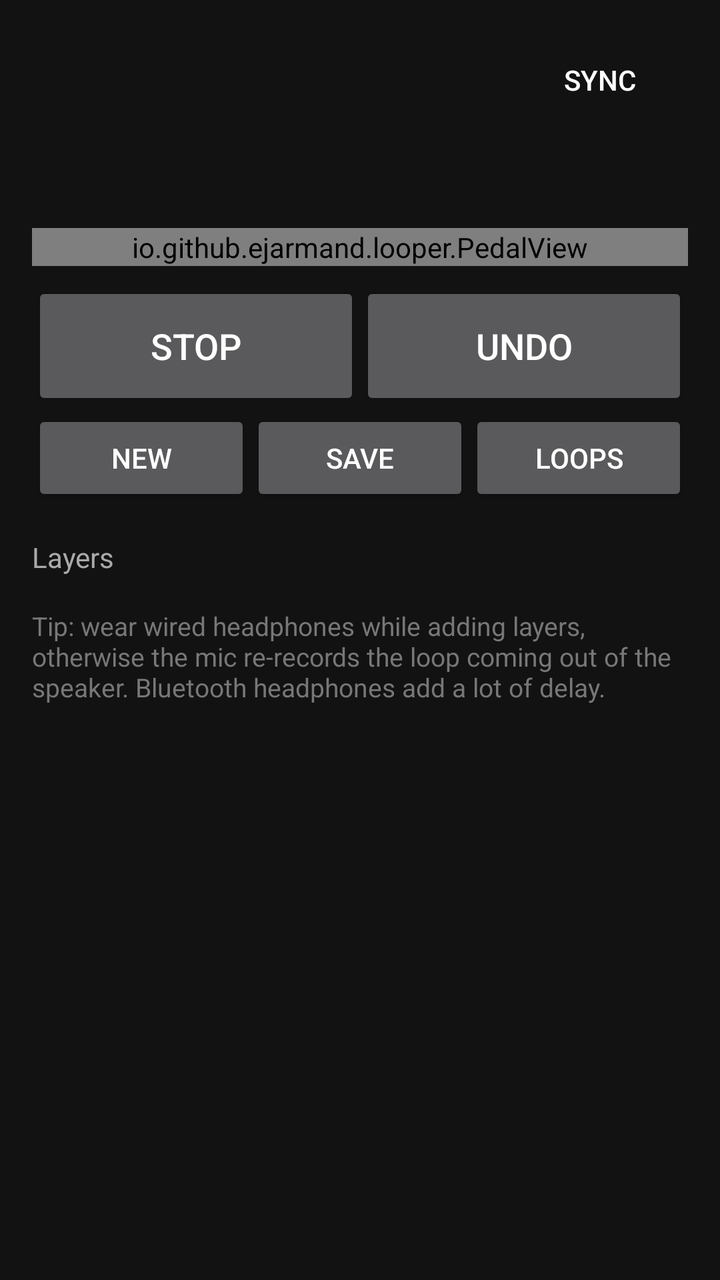
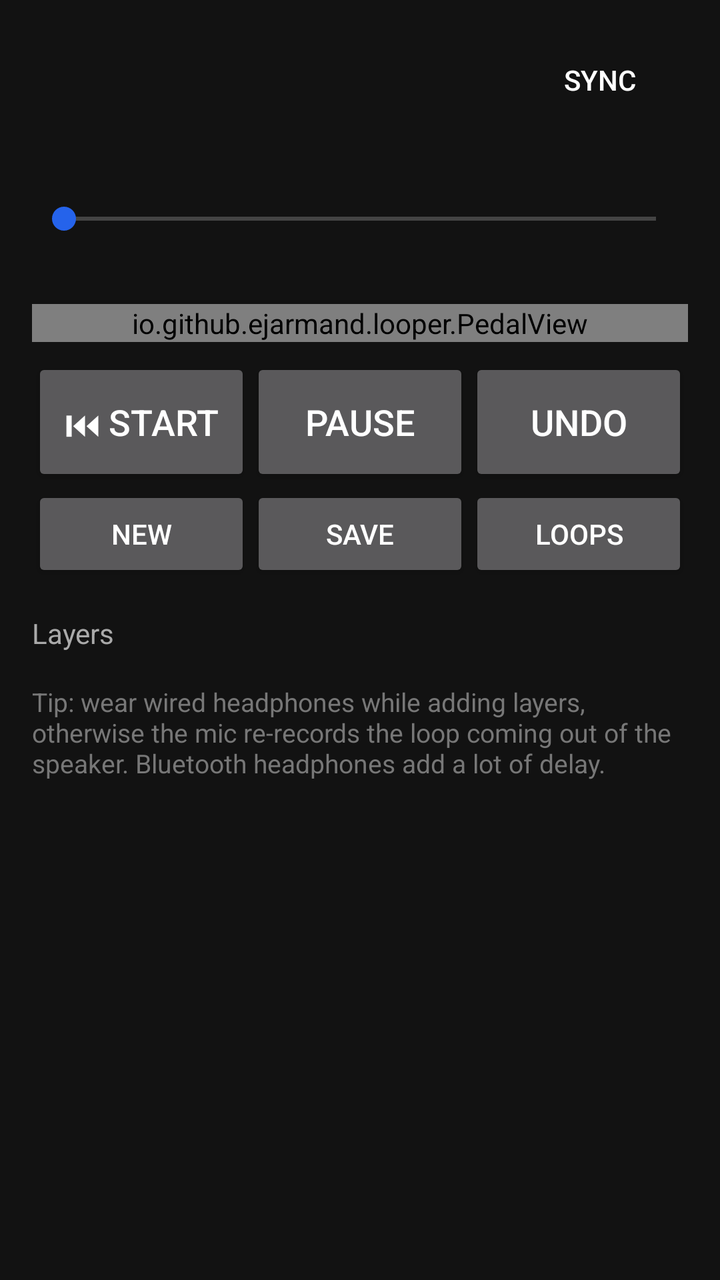

Compare the two renders of this Android layout. The source of the first and the diff that turns it into the second are given below.
<!-- AndroidManifest.xml: application theme AppTheme -->
<!-- res/layout/activity_main.xml -->
<?xml version="1.0" encoding="utf-8"?>
<ScrollView xmlns:android="http://schemas.android.com/apk/res/android"
    android:id="@+id/root"
    android:layout_width="match_parent"
    android:layout_height="match_parent"
    android:clipToPadding="false"
    android:fillViewport="true">

    <LinearLayout
        android:layout_width="match_parent"
        android:layout_height="wrap_content"
        android:orientation="vertical"
        android:padding="16dp">

        <LinearLayout
            android:layout_width="match_parent"
            android:layout_height="wrap_content"
            android:gravity="center_vertical"
            android:orientation="horizontal">

            <TextView
                android:id="@+id/loop_name"
                android:layout_width="0dp"
                android:layout_height="wrap_content"
                android:layout_weight="1"
                android:ellipsize="end"
                android:maxLines="1"
                android:textColor="#FFFFFF"
                android:textSize="20sp" />

            <Button
                android:id="@+id/sync"
                style="?android:attr/borderlessButtonStyle"
                android:layout_width="wrap_content"
                android:layout_height="wrap_content"
                android:text="@string/sync" />
        </LinearLayout>

        <TextView
            android:id="@+id/time"
            android:layout_width="match_parent"
            android:layout_height="wrap_content"
            android:fontFamily="monospace"
            android:gravity="center"
            android:textColor="#AAAAAA"
            android:textSize="18sp" />

        <TextView
            android:id="@+id/diagnostics"
            android:layout_width="match_parent"
            android:layout_height="wrap_content"
            android:gravity="center"
            android:textColor="#FF5252"
            android:textSize="13sp" />

        <io.github.ejarmand.looper.PedalView
            android:id="@+id/pedal"
            android:layout_width="match_parent"
            android:layout_height="wrap_content"
            android:layout_marginTop="8dp"
            android:layout_marginBottom="8dp" />

        <LinearLayout
            android:layout_width="match_parent"
            android:layout_height="wrap_content"
            android:orientation="horizontal">

            <Button
                android:id="@+id/stop"
                android:layout_width="0dp"
                android:layout_height="64dp"
                android:layout_weight="1"
                android:text="@string/stop"
                android:textSize="18sp" />

            <Button
                android:id="@+id/undo"
                android:layout_width="0dp"
                android:layout_height="64dp"
                android:layout_weight="1"
                android:text="@string/undo"
                android:textSize="18sp" />
        </LinearLayout>

        <LinearLayout
            android:layout_width="match_parent"
            android:layout_height="wrap_content"
            android:orientation="horizontal">

            <Button
                android:id="@+id/new_loop"
                android:layout_width="0dp"
                android:layout_height="wrap_content"
                android:layout_weight="1"
                android:text="@string/new_loop" />

            <Button
                android:id="@+id/save"
                android:layout_width="0dp"
                android:layout_height="wrap_content"
                android:layout_weight="1"
                android:text="@string/save" />

            <Button
                android:id="@+id/loops"
                android:layout_width="0dp"
                android:layout_height="wrap_content"
                android:layout_weight="1"
                android:text="@string/loops" />
        </LinearLayout>

        <TextView
            android:layout_width="wrap_content"
            android:layout_height="wrap_content"
            android:layout_marginTop="16dp"
            android:text="@string/layers"
            android:textColor="#AAAAAA"
            android:textSize="14sp" />

        <LinearLayout
            android:id="@+id/layers"
            android:layout_width="match_parent"
            android:layout_height="wrap_content"
            android:orientation="vertical" />

        <TextView
            android:layout_width="match_parent"
            android:layout_height="wrap_content"
            android:layout_marginTop="16dp"
            android:text="@string/headphones_tip"
            android:textColor="#777777"
            android:textSize="13sp" />

        <TextView
            android:id="@+id/version"
            android:layout_width="match_parent"
            android:layout_height="wrap_content"
            android:layout_marginTop="8dp"
            android:textColor="#555555"
            android:textSize="12sp" />
    </LinearLayout>
</ScrollView>
<!-- resources referenced by this layout -->
<resources>
  <string name="headphones_tip">Tip: wear wired headphones while adding layers, otherwise the mic re-records the loop coming out of the speaker. Bluetooth headphones add a lot of delay.</string>
  <string name="layers">Layers</string>
  <string name="loops">Loops</string>
  <string name="new_loop">New</string>
  <string name="save">Save</string>
  <string name="stop">Stop</string>
  <string name="sync">Sync</string>
  <string name="undo">Undo</string>
  <style name="AppTheme" parent="android:Theme.Material.NoActionBar">
          <item name="android:colorAccent">@color/accent</item>
          <item name="android:colorPrimary">@color/background</item>
          <item name="android:windowBackground">@color/background</item>
          <item name="android:statusBarColor">@color/background</item>
          <item name="android:navigationBarColor">@color/background</item>
      </style>
  <color name="accent">#2563EB</color>
  <color name="background">#121212</color>
</resources>

<!-- the commit's change to res/layout/activity_main.xml (unified diff, before → after) -->
@@ -45,6 +45,14 @@
             android:textColor="#AAAAAA"
             android:textSize="18sp" />
 
+        <SeekBar
+            android:id="@+id/scrub"
+            android:layout_width="match_parent"
+            android:layout_height="wrap_content"
+            android:layout_marginTop="4dp"
+            android:paddingTop="8dp"
+            android:paddingBottom="8dp" />
+
         <TextView
             android:id="@+id/diagnostics"
             android:layout_width="match_parent"
@@ -64,6 +72,14 @@
             android:layout_width="match_parent"
             android:layout_height="wrap_content"
             android:orientation="horizontal">
+
+            <Button
+                android:id="@+id/to_start"
+                android:layout_width="0dp"
+                android:layout_height="64dp"
+                android:layout_weight="1"
+                android:text="@string/to_start"
+                android:textSize="18sp" />
 
             <Button
                 android:id="@+id/stop"
<!-- resource entries referenced after the edit -->
@@ -5,8 +5,9 @@
   <string name="loops">Loops</string>
   <string name="new_loop">New</string>
   <string name="save">Save</string>
-  <string name="stop">Stop</string>
+  <string name="stop">Pause</string>
   <string name="sync">Sync</string>
+  <string name="to_start">⏮ Start</string>
   <string name="undo">Undo</string>
   <style name="AppTheme" parent="android:Theme.Material.NoActionBar">
           <item name="android:colorAccent">@color/accent</item>
